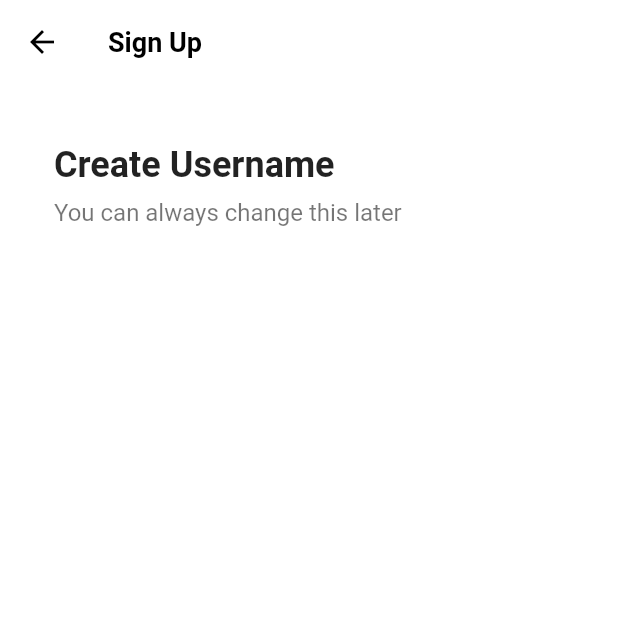
After one commit to seayurre/nomadFlutter, a Flutter app: the screen it shows after launch, after a tap on "Use Email & Password", on a phone screen of 412 x 824 dp, the top half of it. The commit adds this screen. Run offline on Flutter 3.47's test engine with Material 2 defaults, Android fonts, the phone set to English and light mode, and no system bars; our stand-ins replace font_awesome_flutter.

Commit message:
#4.3 Sign Up Screen

```diff
--- /dev/null
+++ b/lib/features/authentication/email_screen.dart
@@ -0,0 +1,43 @@
+import 'package:flutter/material.dart';
+import 'package:tiktok_clone/constants/gaps.dart';
+import 'package:tiktok_clone/constants/sizes.dart';
+
+class EmailScreen extends StatelessWidget {
+  const EmailScreen({super.key});
+
+  @override
+  Widget build(BuildContext context) {
+    return Scaffold(
+      backgroundColor: Colors.white,
+      appBar: AppBar(
+        title: const Text(
+          'Sign Up',
+        ),
+      ),
+      body: const Padding(
+        padding: EdgeInsets.symmetric(horizontal: Sizes.size36),
+        child: Column(
+          crossAxisAlignment: CrossAxisAlignment.start,
+          children: [
+            Gaps.v40,
+            Text(
+              "Create Username",
+              style: TextStyle(
+                fontSize: Sizes.size24,
+                fontWeight: FontWeight.w700,
+              ),
+            ),
+            Gaps.v8,
+            Text(
+              "You can always change this later",
+              style: TextStyle(
+                fontSize: Sizes.size16,
+                color: Colors.black54,
+              ),
+            )
+          ],
+        ),
+      ),
+    );
+  }
+}
--- a/lib/features/authentication/login_screen.dart
+++ b/lib/features/authentication/login_screen.dart
@@ -8,7 +8,7 @@ import 'package:tiktok_clone/features/authentication/widgets/auth_button.dart';
 class LoginScreen extends StatelessWidget {
   const LoginScreen({super.key});
 
-  void onSignUpTap(BuildContext context) {
+  void _onSignUpTap(BuildContext context) {
     Navigator.of(context).pop();
   }
 
@@ -49,7 +49,7 @@ class LoginScreen extends StatelessWidget {
       ),
       bottomNavigationBar: BottomAppBar(
         elevation: 2,
-        color: Colors.grey.shade100,
+        color: Colors.grey.shade50,
         child: Padding(
           padding: const EdgeInsets.symmetric(
             vertical: Sizes.size32,
@@ -62,7 +62,7 @@ class LoginScreen extends StatelessWidget {
               ),
               Gaps.h5,
               GestureDetector(
-                onTap: () => onSignUpTap(context),
+                onTap: () => _onSignUpTap(context),
                 child: Text(
                   'Sign Up',
                   style: TextStyle(
--- a/lib/features/authentication/sign_up_screen.dart
+++ b/lib/features/authentication/sign_up_screen.dart
@@ -2,13 +2,14 @@ import 'package:flutter/material.dart';
 import 'package:font_awesome_flutter/font_awesome_flutter.dart';
 import 'package:tiktok_clone/constants/gaps.dart';
 import 'package:tiktok_clone/constants/sizes.dart';
+import 'package:tiktok_clone/features/authentication/email_screen.dart';
 import 'package:tiktok_clone/features/authentication/login_screen.dart';
 import 'package:tiktok_clone/features/authentication/widgets/auth_button.dart';
 
 class SignUpScreen extends StatelessWidget {
   const SignUpScreen({super.key});
 
-  void onLoginTap(BuildContext context) {
+  void _onLoginTap(BuildContext context) {
     Navigator.of(context).push(
       MaterialPageRoute(
         builder: (context) => const LoginScreen(),
@@ -16,22 +17,30 @@ class SignUpScreen extends StatelessWidget {
     );
   }
 
+  void _onEmailTap(BuildContext context) {
+    Navigator.of(context).push(
+      MaterialPageRoute(
+        builder: (context) => const EmailScreen(),
+      ),
+    );
+  }
+
   @override
   Widget build(BuildContext context) {
     return Scaffold(
-      body: const SafeArea(
+      body: SafeArea(
         child: Padding(
-          padding: EdgeInsets.symmetric(horizontal: Sizes.size40),
+          padding: const EdgeInsets.symmetric(horizontal: Sizes.size40),
           child: Column(
             children: [
               Gaps.v80,
-              Text(
+              const Text(
                 'Sign Up for TikTok',
                 style: TextStyle(
                     fontSize: Sizes.size24, fontWeight: FontWeight.w700),
               ),
               Gaps.v20,
-              Text(
+              const Text(
                 'Create a profile, follow other accounts, make your own videos, and more.',
                 style: TextStyle(
                   fontSize: Sizes.size16,
@@ -40,11 +49,15 @@ class SignUpScreen extends StatelessWidget {
                 textAlign: TextAlign.center,
               ),
               Gaps.v40,
-              AuthButton(
+              GestureDetector(
+                onTap: () => _onEmailTap(context),
+                child: const AuthButton(
                   icon: FaIcon(FontAwesomeIcons.user),
-                  text: 'Use Email & Password'),
+                  text: 'Use Email & Password',
+                ),
+              ),
               Gaps.v16,
-              AuthButton(
+              const AuthButton(
                   icon: FaIcon(FontAwesomeIcons.apple),
                   text: 'Continue with Apple'),
             ],
@@ -53,7 +66,7 @@ class SignUpScreen extends StatelessWidget {
       ),
       bottomNavigationBar: BottomAppBar(
         elevation: 2,
-        color: Colors.grey.shade100,
+        color: Colors.grey.shade50,
         child: Padding(
           padding: const EdgeInsets.symmetric(
             vertical: Sizes.size32,
@@ -66,7 +79,7 @@ class SignUpScreen extends StatelessWidget {
               ),
               Gaps.h5,
               GestureDetector(
-                onTap: () => onLoginTap(context),
+                onTap: () => _onLoginTap(context),
                 child: Text(
                   'Log in',
                   style: TextStyle(
--- a/lib/main.dart
+++ b/lib/main.dart
@@ -16,6 +16,17 @@ class TikTokApp extends StatelessWidget {
     return MaterialApp(
       title: 'Flutter Demo',
       theme: ThemeData(
+        scaffoldBackgroundColor: Colors.white,
+        appBarTheme: const AppBarTheme(
+          foregroundColor: Colors.black,
+          backgroundColor: Colors.white,
+          elevation: 0,
+          titleTextStyle: TextStyle(
+            fontSize: Sizes.size16 + Sizes.size2, //이렇게 더할 수도 있다!
+            fontWeight: FontWeight.w600,
+            color: Colors.black,
+          ),
+        ),
         primaryColor: const Color(0xFFE9435A),
       ),
       home: const SignUpScreen(),
```
Also changed, not shown: lib/features/authentication/username_screen.dart (added).
